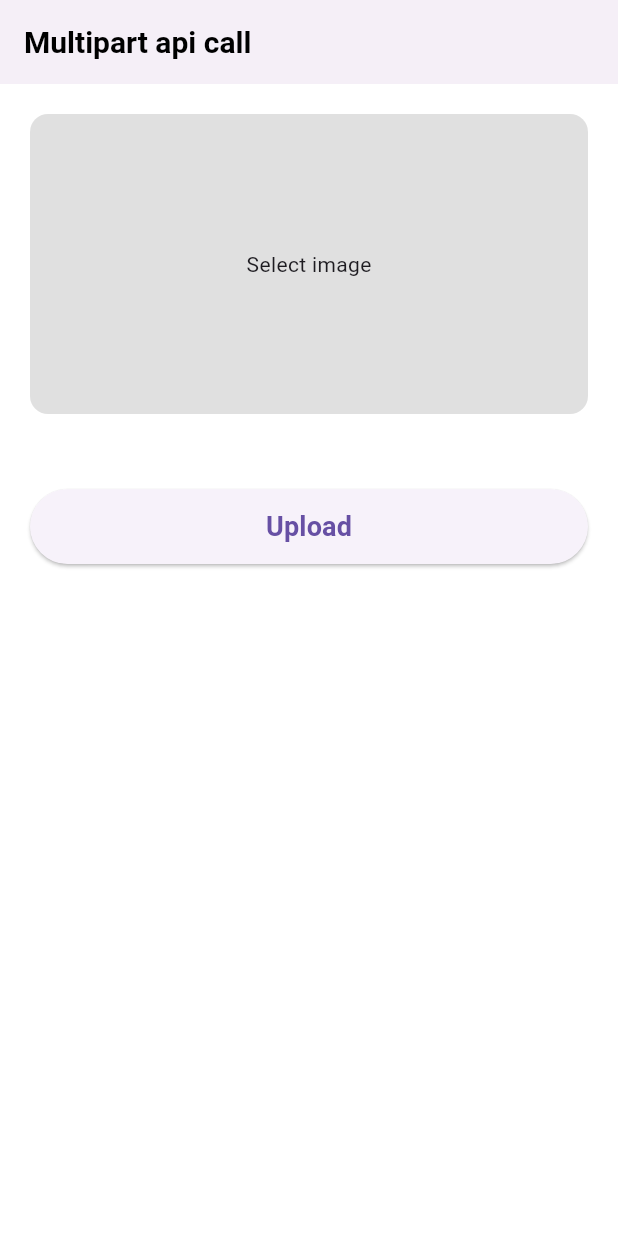
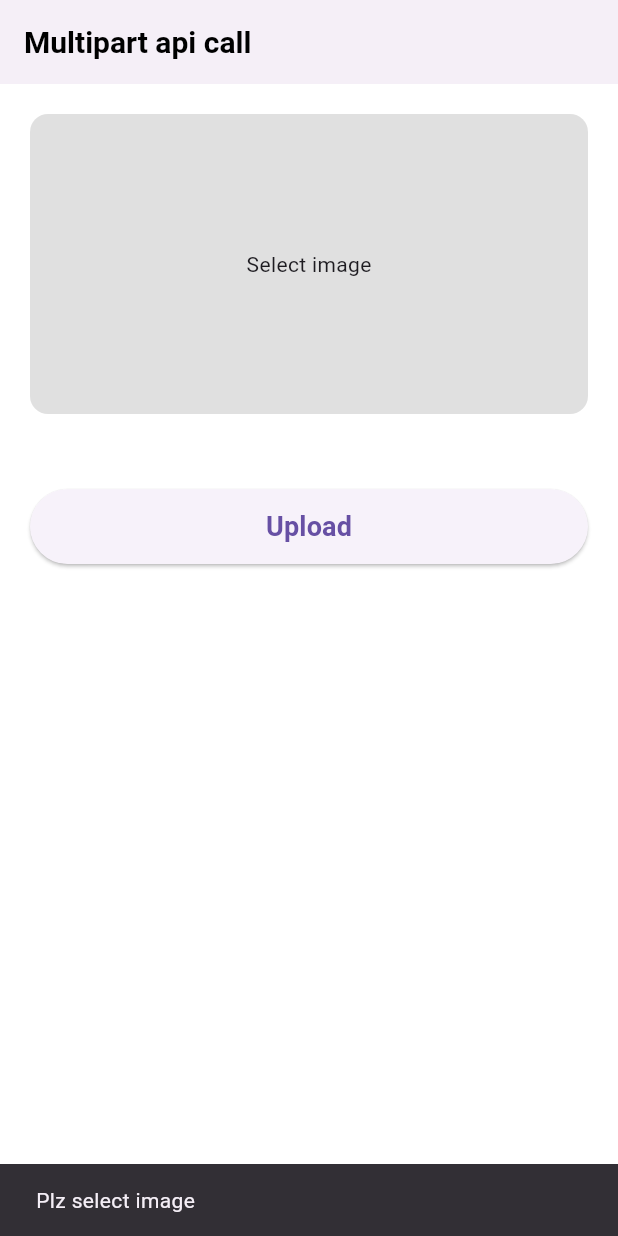
Before and after one commit to rehmanshafiq/flutter_training, a Flutter app: the DetailScreen screen opened by its route, after a tap on "Upload", on a phone screen of 412 x 824 dp. Run offline on Flutter 3.47's test engine with Material 3 defaults, Android fonts, the phone set to English and light mode, and no system bars; our stand-ins replace cached_network_image, dio, easy_localization, firebase_core, firebase_remote_config, flutter_dotenv and 2 more; accounts and stored records are empty; network calls fail.

Commit message:
Image picker package and file upload work implemented.

```diff
--- a/lib/main.dart
+++ b/lib/main.dart
@@ -5,6 +5,7 @@ import 'package:flutter_dotenv/flutter_dotenv.dart';
 import 'package:flutter_training/state_management/api_call_provider.dart';
 import 'package:flutter_training/state_management/bottom_routing_provier.dart';
 import 'package:flutter_training/state_management/firebase_remote_provider.dart';
+import 'package:flutter_training/state_management/image_picker_provider.dart';
 import 'package:flutter_training/utils//themes.dart';
 import 'package:provider/provider.dart';
 import 'app_router/app_router.dart';
@@ -40,7 +41,8 @@ class MyApp extends StatelessWidget {
         providers: [
           ChangeNotifierProvider(create: (context) => RemoteConfigProvider()),
           ChangeNotifierProvider(create: (context) => BottomRoutingProvider()),
-          ChangeNotifierProvider(create: (context) => ApiCallProvider())
+          ChangeNotifierProvider(create: (context) => ApiCallProvider()),
+          ChangeNotifierProvider(create: (context) => ImagePickerProvider()),
         ],
       child: MaterialApp.router(
         debugShowCheckedModeBanner: false,
--- /dev/null
+++ b/lib/models/upload_file_model.dart
@@ -0,0 +1,21 @@
+class UploadFileModel {
+  String? originalname;
+  String? filename;
+  String? location;
+
+  UploadFileModel({this.originalname, this.filename, this.location});
+
+  UploadFileModel.fromJson(Map<String, dynamic> json) {
+    originalname = json['originalname'];
+    filename = json['filename'];
+    location = json['location'];
+  }
+
+  Map<String, dynamic> toJson() {
+    final Map<String, dynamic> data = new Map<String, dynamic>();
+    data['originalname'] = this.originalname;
+    data['filename'] = this.filename;
+    data['location'] = this.location;
+    return data;
+  }
+}
--- a/lib/network_manager/dio_interceptor.dart
+++ b/lib/network_manager/dio_interceptor.dart
@@ -12,7 +12,11 @@ Dio getDio() {
       onRequest: (RequestOptions options, handler) {
         printValue(tag: 'API URL:', '${options.uri}');
         printValue(tag: 'HEADER:', '${options.headers}');
-        printValue(tag: 'REQUEST BODY:', jsonEncode(options.data));
+        try {
+          printValue(tag: 'REQUEST BODY:', jsonEncode(options.data));
+        } catch(e) {
+          printValue(tag: 'REQUEST BODY ERROR:', e.toString());
+        }
         return handler.next(options);
       },
 
--- a/lib/screens/detail_screen.dart
+++ b/lib/screens/detail_screen.dart
@@ -1,43 +1,33 @@
-import 'dart:io';
+import 'package:dio/dio.dart';
 import 'package:flutter/material.dart';
+import 'package:flutter_training/network_manager/repository.dart';
+import 'package:flutter_training/state_management/image_picker_provider.dart';
 import 'package:flutter_training/utils/app_strings.dart';
-import 'package:image_picker/image_picker.dart';
+import 'package:provider/provider.dart';
 
-class DetailScreen extends StatefulWidget {
+class DetailScreen extends StatelessWidget {
   DetailScreen({Key? key}) : super(key: key);
 
   @override
-  State<DetailScreen> createState() => _DetailScreenState();
-}
-
-class _DetailScreenState extends State<DetailScreen> {
-
-  bool loading = false;
-  File? selectedImage;
-  String? fileName;
-
-  @override
   Widget build(BuildContext context) {
+    return Consumer<ImagePickerProvider>(
+      builder: (context, provider, child) {
         return Scaffold(
           appBar: AppBar(
             backgroundColor: Theme.of(context).colorScheme.onInverseSurface,
-        title: const Text(AppStrings.multipart, style: TextStyle(color: Colors.black),),
+            title: const Text(
+              AppStrings.multipart,
+              style: TextStyle(color: Colors.black),
+            ),
           ),
           body: Padding(
             padding: const EdgeInsets.all(20),
             child: Column(
               children: [
                 GestureDetector(
-                onTap: () async {
-                  ImagePicker imagePicker = ImagePicker();
-                  XFile? file = await imagePicker.pickImage(source: ImageSource.gallery);
-                  if(file != null) {
-                    selectedImage = File(file.path);
-                    fileName = file.name;
-                    setState(() {});
-                  }
-                },
-                child: selectedImage == null ? Container(
+                  onTap: provider.pickImage,
+                  child: provider.selectedImage == null
+                      ? Container(
                     height: 200,
                     margin: const EdgeInsets.only(bottom: 50),
                     alignment: Alignment.center,
@@ -46,7 +36,8 @@ class _DetailScreenState extends State<DetailScreen> {
                       borderRadius: BorderRadius.circular(12),
                     ),
                     child: Text(AppStrings.selectImage),
-                ): Container(
+                  )
+                      : Container(
                     height: 200,
                     margin: const EdgeInsets.only(bottom: 50),
                     alignment: Alignment.center,
@@ -55,22 +46,41 @@ class _DetailScreenState extends State<DetailScreen> {
                       borderRadius: BorderRadius.circular(12),
                       image: DecorationImage(
                         fit: BoxFit.cover,
-                        image: FileImage(selectedImage!)
-                    )
+                        image: FileImage(provider.selectedImage!),
                       ),
-                )
+                    ),
+                  ),
                 ),
                 SizedBox(
                   height: 50,
                   width: double.infinity,
                   child: ElevatedButton(
-                    onPressed: () {},
-                    child: loading? const CircularProgressIndicator(): Text(AppStrings.upload),
+                    onPressed: () async {
+                      if(provider.selectedImage != null) {
+                        provider.setLoading(true);
+                        FormData formData = FormData.fromMap({
+                          'file': await MultipartFile.fromFile(provider.selectedImage!.path, filename: provider.fileName)
+                        });
+                        Repository().uploadImage(formData).then((value) {
+                          print('Image url: ${value.location}');
+                          provider.setLoading(false);
+                        }).onError((error, stackTrace){
+                          print('Error: ${error.toString()}');
+                        });
+                      } else {
+                        ScaffoldMessenger.of(context).showSnackBar(const SnackBar(content: Text("Plz select image")));
+                      }
+                    },
+                    child: provider.loading
+                        ? const CircularProgressIndicator()
+                        : Text(AppStrings.upload),
                   ),
                 )
               ],
             ),
           ),
         );
+      },
+    );
   }
 }
--- /dev/null
+++ b/lib/state_management/image_picker_provider.dart
@@ -0,0 +1,28 @@
+import 'dart:io';
+import 'package:flutter/material.dart';
+import 'package:image_picker/image_picker.dart';
+
+class ImagePickerProvider extends ChangeNotifier {
+  bool _loading = false;
+  File? _selectedImage;
+  String? _fileName;
+
+  bool get loading => _loading;
+  File? get selectedImage => _selectedImage;
+  String? get fileName => _fileName;
+
+  Future<void> pickImage() async {
+    ImagePicker imagePicker = ImagePicker();
+    XFile? file = await imagePicker.pickImage(source: ImageSource.gallery);
+    if (file != null) {
+      _selectedImage = File(file.path);
+      _fileName = file.name;
+      notifyListeners();
+    }
+  }
+
+  void setLoading(bool value) {
+    _loading = value;
+    notifyListeners();
+  }
+}
```
Also changed, not shown: lib/network_manager/dio_helper.dart (+12 -0 lines), lib/network_manager/repository.dart (+8 -0 lines). Lines whose indentation alone changed are shown as unchanged.
